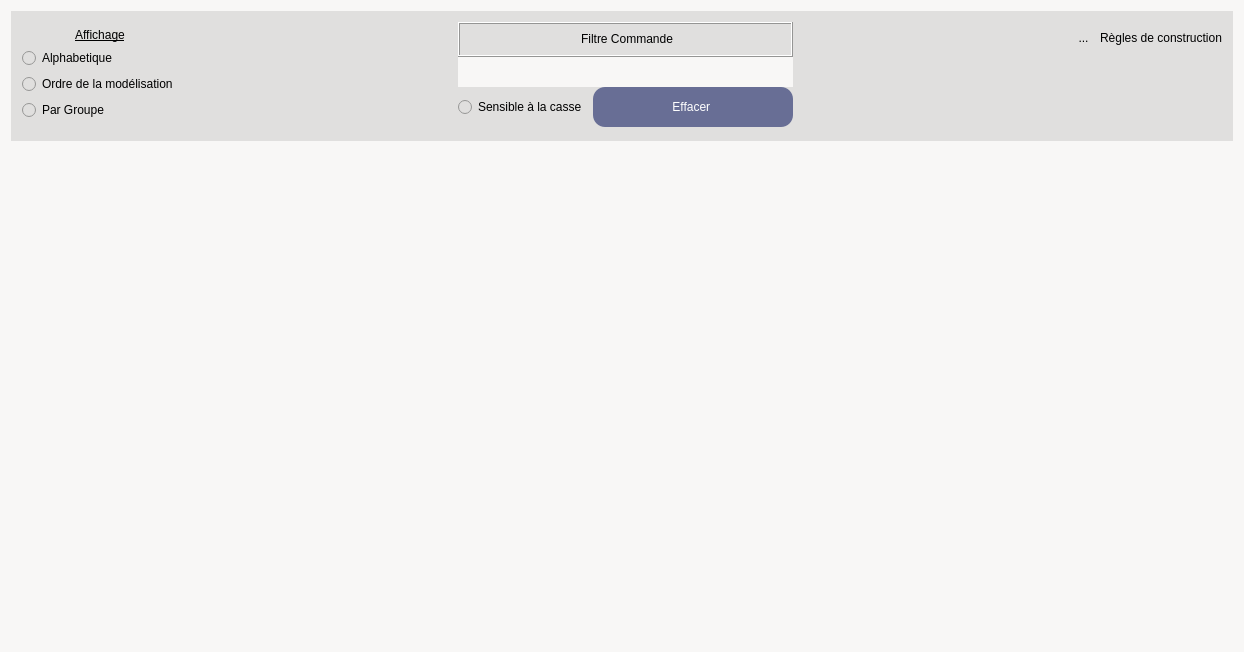
This is UiQT5/desChoixCommandes.ui in SalomePlatform/eficas_tools as Qt 5 draws it before an edit. The edited form follows.
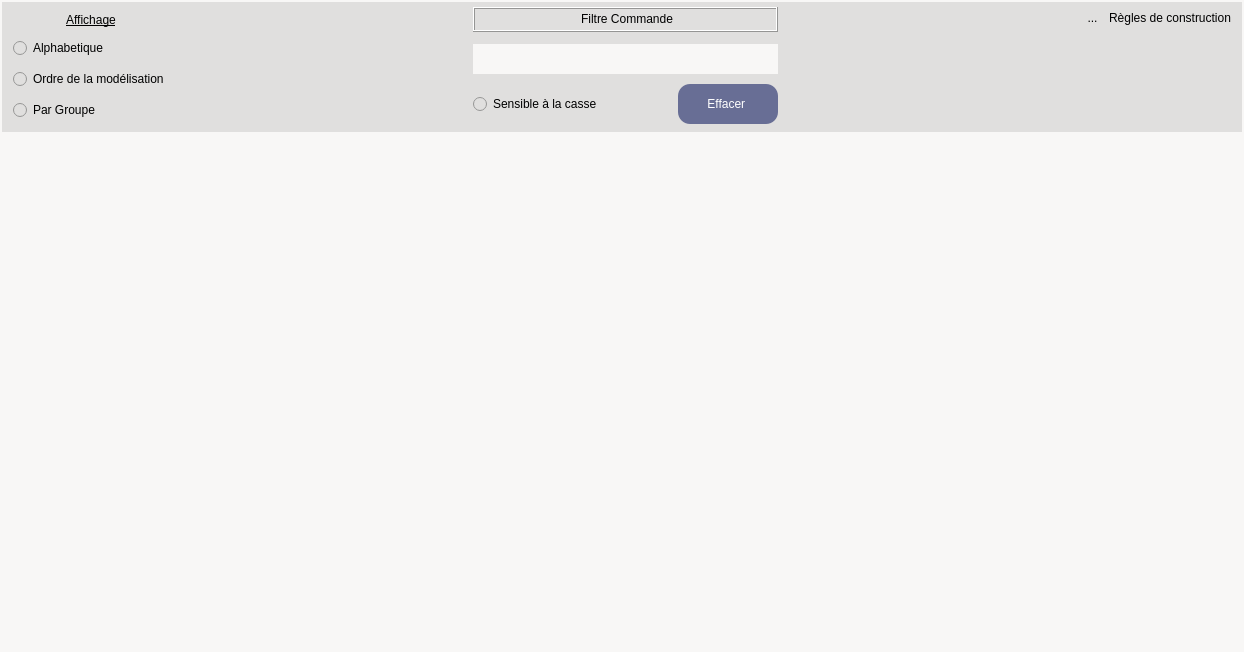
This is the edited form. Icons and pictures are not drawn.

Diff of the .ui file:
```diff
--- a/UiQT5/desChoixCommandes.ui
+++ b/UiQT5/desChoixCommandes.ui
@@ -29,10 +29,25 @@
    <string notr="true">background-color : rgb(248,247,246)</string>
   </property>
   <layout class="QVBoxLayout" name="verticalLayout_4">
+   <property name="spacing">
+    <number>0</number>
+   </property>
+   <property name="leftMargin">
+    <number>2</number>
+   </property>
+   <property name="topMargin">
+    <number>2</number>
+   </property>
+   <property name="rightMargin">
+    <number>2</number>
+   </property>
+   <property name="bottomMargin">
+    <number>2</number>
+   </property>
    <item>
     <widget class="QFrame" name="frameAffichage">
      <property name="sizePolicy">
-      <sizepolicy hsizetype="Preferred" vsizetype="Preferred">
+      <sizepolicy hsizetype="Preferred" vsizetype="Fixed">
        <horstretch>0</horstretch>
        <verstretch>0</verstretch>
       </sizepolicy>
@@ -59,6 +74,15 @@
       <enum>QFrame::Raised</enum>
      </property>
      <layout class="QHBoxLayout" name="horizontalLayout_3">
+      <property name="spacing">
+       <number>0</number>
+      </property>
+      <property name="topMargin">
+       <number>0</number>
+      </property>
+      <property name="bottomMargin">
+       <number>0</number>
+      </property>
       <item>
        <layout class="QVBoxLayout" name="verticalLayout_2">
         <property name="spacing">
@@ -128,12 +152,12 @@
       <item>
        <layout class="QVBoxLayout" name="verticalLayout_3">
         <property name="spacing">
-         <number>0</number>
+         <number>5</number>
         </property>
         <item>
          <widget class="QLabel" name="textLabel6">
           <property name="sizePolicy">
-           <sizepolicy hsizetype="Preferred" vsizetype="Fixed">
+           <sizepolicy hsizetype="Preferred" vsizetype="Minimum">
             <horstretch>0</horstretch>
             <verstretch>0</verstretch>
            </sizepolicy>
@@ -141,13 +165,13 @@
           <property name="minimumSize">
            <size>
             <width>141</width>
-            <height>35</height>
+            <height>25</height>
            </size>
           </property>
           <property name="maximumSize">
            <size>
             <width>16777215</width>
-            <height>35</height>
+            <height>25</height>
            </size>
           </property>
           <property name="toolTip">
@@ -170,6 +194,22 @@
           </property>
          </widget>
         </item>
+        <item>
+         <spacer name="verticalSpacer_2">
+          <property name="orientation">
+           <enum>Qt::Vertical</enum>
+          </property>
+          <property name="sizeType">
+           <enum>QSizePolicy::Fixed</enum>
+          </property>
+          <property name="sizeHint" stdset="0">
+           <size>
+            <width>20</width>
+            <height>2</height>
+           </size>
+          </property>
+         </spacer>
+        </item>
         <item>
          <widget class="QLineEdit" name="LEFiltre">
           <property name="sizePolicy">
@@ -197,8 +237,17 @@
         </item>
         <item>
          <layout class="QHBoxLayout" name="horizontalLayout_2">
+          <property name="sizeConstraint">
+           <enum>QLayout::SetMinimumSize</enum>
+          </property>
           <item>
            <widget class="QRadioButton" name="RBCasse">
+            <property name="sizePolicy">
+             <sizepolicy hsizetype="Expanding" vsizetype="Fixed">
+              <horstretch>0</horstretch>
+              <verstretch>0</verstretch>
+             </sizepolicy>
+            </property>
             <property name="text">
              <string>Sensible à la casse</string>
             </property>
@@ -207,6 +256,19 @@
             </property>
            </widget>
           </item>
+          <item>
+           <spacer name="horizontalSpacer_3">
+            <property name="orientation">
+             <enum>Qt::Horizontal</enum>
+            </property>
+            <property name="sizeHint" stdset="0">
+             <size>
+              <width>40</width>
+              <height>20</height>
+             </size>
+            </property>
+           </spacer>
+          </item>
           <item>
            <widget class="QPushButton" name="RBClear">
             <property name="sizePolicy">
@@ -217,13 +279,13 @@
             </property>
             <property name="minimumSize">
              <size>
-              <width>200</width>
-              <height>40</height>
+              <width>100</width>
+              <height>30</height>
              </size>
             </property>
             <property name="maximumSize">
              <size>
-              <width>200</width>
+              <width>70</width>
               <height>40</height>
              </size>
             </property>
@@ -260,6 +322,9 @@
       </item>
       <item>
        <layout class="QVBoxLayout" name="verticalLayout_5">
+        <property name="sizeConstraint">
+         <enum>QLayout::SetFixedSize</enum>
+        </property>
         <item>
          <layout class="QHBoxLayout" name="horizontalLayout">
           <item>
@@ -346,11 +411,26 @@
        <rect>
         <x>0</x>
         <y>0</y>
-        <width>1226</width>
-        <height>498</height>
+        <width>1240</width>
+        <height>518</height>
        </rect>
       </property>
       <layout class="QVBoxLayout" name="verticalLayout">
+       <property name="spacing">
+        <number>0</number>
+       </property>
+       <property name="leftMargin">
+        <number>0</number>
+       </property>
+       <property name="topMargin">
+        <number>2</number>
+       </property>
+       <property name="rightMargin">
+        <number>0</number>
+       </property>
+       <property name="bottomMargin">
+        <number>0</number>
+       </property>
        <item>
         <layout class="QVBoxLayout" name="commandesLayout">
          <property name="spacing">
```
